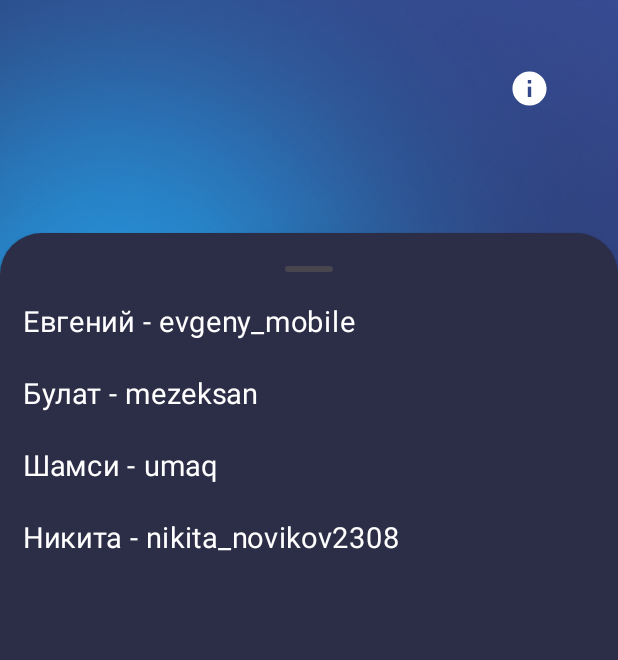
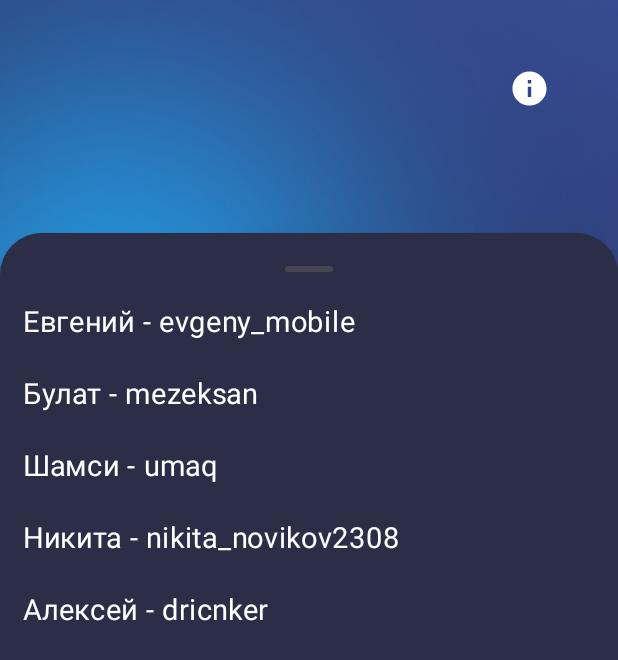
Before and after one commit to Djon-android/Millionaire, an Android app built with Jetpack Compose: the screen it shows after launch (MainActivity), after a tap on "© TEAM 2", on a phone screen of 412 x 824 dp. Shown: the top 660 px of the screen. Run offline under Robolectric (Android 15) with nearby library versions, the phone set to English and light mode, and no system bars; our stand-ins replace Dagger/Hilt's generated code; 1 statement that could not run was skipped.

Commit message:
Добавил Алексея в "Team 2"

```diff
--- a/app/src/main/java/com/example/millionaire/presentation/main_screen/MainScreen.kt
+++ b/app/src/main/java/com/example/millionaire/presentation/main_screen/MainScreen.kt
@@ -226,7 +226,7 @@ fun MainScreenPreview() {
 }
 
 val textTeam =
-    "Евгений - evgeny_mobile\n\nБулат - mezeksan\n\nШамси - umaq\n\nНикита - nikita_novikov2308"
+    "Евгений - evgeny_mobile\n\nБулат - mezeksan\n\nШамси - umaq\n\nНикита - nikita_novikov2308\n\nАлексей - dricnker"
 val textRules =
     "Игра \"Кто хочет стать миллионером\" - это популярная телевизионная игра, основанная на британском формате \"Who Wants to Be a Millionaire?\". В игре участвует один участник, который поочередно отвечает на вопросы и пытается выиграть максимальный денежный приз.\n" +
             "\n" +
```
